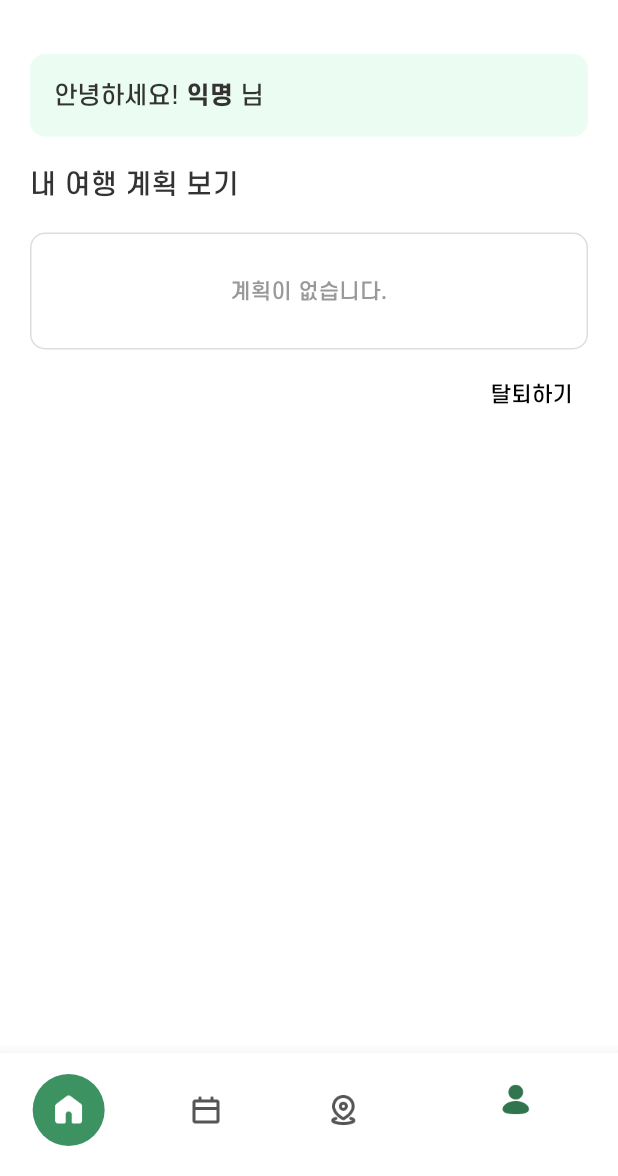
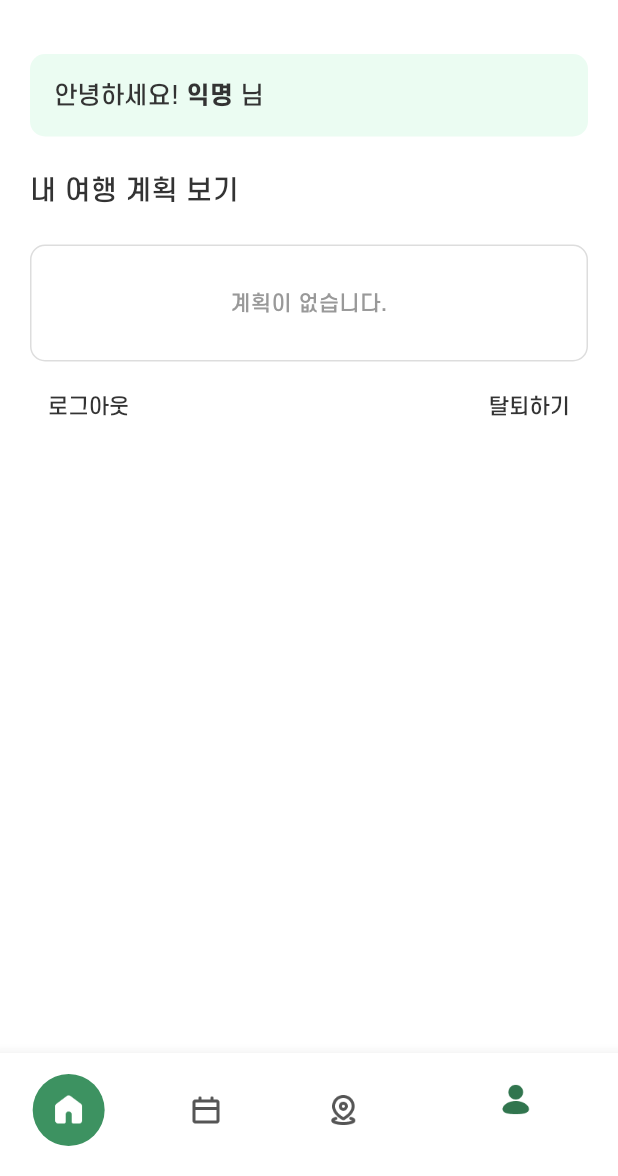
Before and after one commit to moong414/project_kotrip, a Flutter app: the AppBtNavi screen opened directly, item 4 of the bottom bar chosen, on a phone screen of 412 x 824 dp, the part 60-1236 px from its top. Run offline on Flutter 3.47's test engine with Material 3 defaults, Android fonts, the phone set to English and light mode, and no system bars; our stand-ins replace carousel_slider, cloud_firestore, dio, firebase_auth, firebase_core, flutter_dotenv and 3 more; accounts and stored records are empty; network calls fail.

Commit message:
feat: 로그아웃, 회원탈퇴 기능

```diff
--- a/lib/pages/my/my_page.dart
+++ b/lib/pages/my/my_page.dart
@@ -3,9 +3,11 @@ import 'package:flutter/material.dart';
 import 'package:flutter_riverpod/flutter_riverpod.dart';
 import 'package:project_kotrip/core/theme/colors.dart';
 import 'package:project_kotrip/core/theme/text_style.dart';
+import 'package:project_kotrip/core/widgets/show_confirm_dialog.dart';
 import 'package:project_kotrip/pages/my/my_plan_list_page.dart';
 import 'package:project_kotrip/pages/my/view_model/my_plan_view_model.dart';
 import 'package:project_kotrip/pages/my/widgets/my_plan_link.dart';
+import 'package:project_kotrip/pages/splash/splash_page.dart';
 import 'package:project_kotrip/pages/splash/view_model/auth_view_model.dart';
 
 class MyPage extends ConsumerStatefulWidget {
@@ -21,10 +23,9 @@ class _MyPageState extends ConsumerState<MyPage> {
   void initState() {
     super.initState();
     Future.microtask(() {
-      final authState = ref.read(authViewModelProvider);
-      if (authState.user != null) {
-        ref.read(myPlanViewModelProvider.notifier)
-            .loadPlanList(authState.user!.uid);
+      final auth = ref.read(authViewModelProvider);
+      if (auth.user != null) {
+        ref.read(myPlanViewModelProvider.notifier).loadPlanList(auth.user!.uid);
       }
     });
   }
@@ -32,11 +33,14 @@ class _MyPageState extends ConsumerState<MyPage> {
   @override
   Widget build(BuildContext context) {
     final authState = ref.watch(authViewModelProvider);
+    final authFunc = ref.read(authViewModelProvider.notifier);
     final myPlans = ref.watch(myPlanViewModelProvider);
     final myName = authState.user?.displayName;
 
-    return ListView(
-      padding: EdgeInsets.all(20),
+    return SingleChildScrollView(
+      padding: const EdgeInsets.all(20),
+      child: Column(
+        crossAxisAlignment: CrossAxisAlignment.start,
         children: [
           Container(
             padding: EdgeInsets.all(16),
@@ -56,28 +60,40 @@ class _MyPageState extends ConsumerState<MyPage> {
               ],
             ),
           ),
-        Row(
+          Padding(
+            padding: const EdgeInsets.symmetric(vertical: 20),
+            child: Row(
               mainAxisAlignment: MainAxisAlignment.spaceBetween,
               children: [
                 Text('내 여행 계획 보기', style: AppTxtSt.titleSt),
                 myPlans.plans.isEmpty
-                ? Padding(padding: const EdgeInsets.all(32))
+                    ? SizedBox(height: 32)
                     : GestureDetector(
                         onTap: () {
-                      Navigator.push(context, MaterialPageRoute(builder: (context) {
+                          Navigator.push(
+                            context,
+                            MaterialPageRoute(
+                              builder: (context) {
                                 return MyPlanListPage();
-                      },));
+                              },
+                            ),
+                          );
                         },
                         child: Container(
-                      padding: const EdgeInsets.symmetric(horizontal: 10, vertical: 20),
+                          padding: const EdgeInsets.symmetric(
+                            horizontal: 10,
+                            vertical: 6,
+                          ),
                           color: Colors.transparent,
-                      child: Text('전체보기', style: AppTxtSt.txtPrimary,)
+                          child: Text('전체보기', style: AppTxtSt.txtPrimary),
                         ),
                       ),
               ],
             ),
+          ),
           myPlans.plans.isEmpty
               ? Container(
+                  width: double.infinity,
                   padding: const EdgeInsets.all(28),
                   decoration: BoxDecoration(
                     borderRadius: BorderRadius.circular(10),
@@ -109,18 +125,32 @@ class _MyPageState extends ConsumerState<MyPage> {
           //   child: Text('내 리뷰 보기', style: AppTxtSt.titleSt),
           // ),
           // MyReviewLink(),
-        GestureDetector(
-          onTap: () {
-            //Todo 탈퇴기능
-          },
-          child: Container(
-            padding: EdgeInsets.symmetric(horizontal: 10, vertical: 20),
-            width: double.infinity,
-            color: Colors.transparent,
-            child: Text('탈퇴하기', textAlign: TextAlign.end),
-          ),
+          SizedBox(height: 6),
+          Row(
+            mainAxisAlignment: MainAxisAlignment.spaceBetween,
+            children: [
+              TextButton(onPressed: () async{
+                final confirm = await showConfirmDialog(context, '로그아웃 하시겠습니까?');
+                if(confirm == true){
+                  authFunc.signOut();
+                  Navigator.of(context).pushReplacement(
+                  MaterialPageRoute(builder: (_) => SplashPage()),
+                );
+                }
+              }, child: Text('로그아웃', style: AppTxtSt.txtStR,)),
+              TextButton(onPressed: () async{
+                final confirm = await showConfirmDialog(context, '탈퇴 하시겠습니까?');
+                if(confirm == true){
+                  authFunc.deleteAccount();
+                  Navigator.of(context).pushReplacement(
+                  MaterialPageRoute(builder: (_) => SplashPage()),
+                );
+                }
+              }, child: Text('탈퇴하기', style: AppTxtSt.txtStR,))
+            ],
           ),
         ],
+      ),
     );
   }
 }
--- a/lib/pages/my/widgets/my_plan_link.dart
+++ b/lib/pages/my/widgets/my_plan_link.dart
@@ -1,6 +1,5 @@
 import 'package:flutter/material.dart';
 import 'package:flutter_riverpod/flutter_riverpod.dart';
-import 'package:intl/intl.dart';
 import 'package:project_kotrip/core/theme/colors.dart';
 import 'package:project_kotrip/core/theme/text_style.dart';
 import 'package:project_kotrip/core/widgets/show_error_action_sheet.dart';
@@ -21,7 +20,9 @@ class MyPlanLink extends ConsumerWidget {
       onTap: () async {
         if (authState.user != null && myPlans.planId != null) {
           await planState.getPlanById(authState.user!.uid, myPlans.planId!);
-          Navigator.push(context, MaterialPageRoute(builder: (_) => PlanFinishPage()),);
+          Navigator.push(context, MaterialPageRoute(builder: (context) {
+            return PlanFinishPage();
+          },),);
         } else {
           showErrorActionSheet(context, '정보가 올바르지 않습니다.');
         }
```
Also changed, not shown: lib/pages/place/data/tour_place_repository.dart (+16 -76 lines), lib/pages/splash/view_model/auth_view_model.dart (+4 -4 lines). Lines whose indentation alone changed are shown as unchanged.
